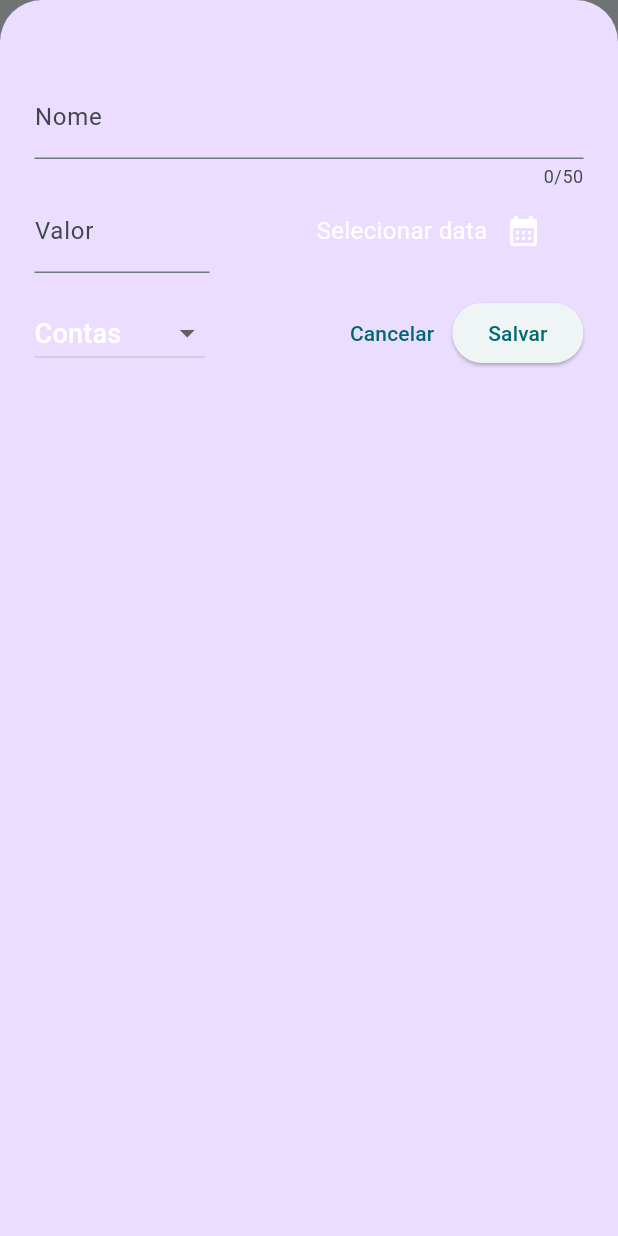
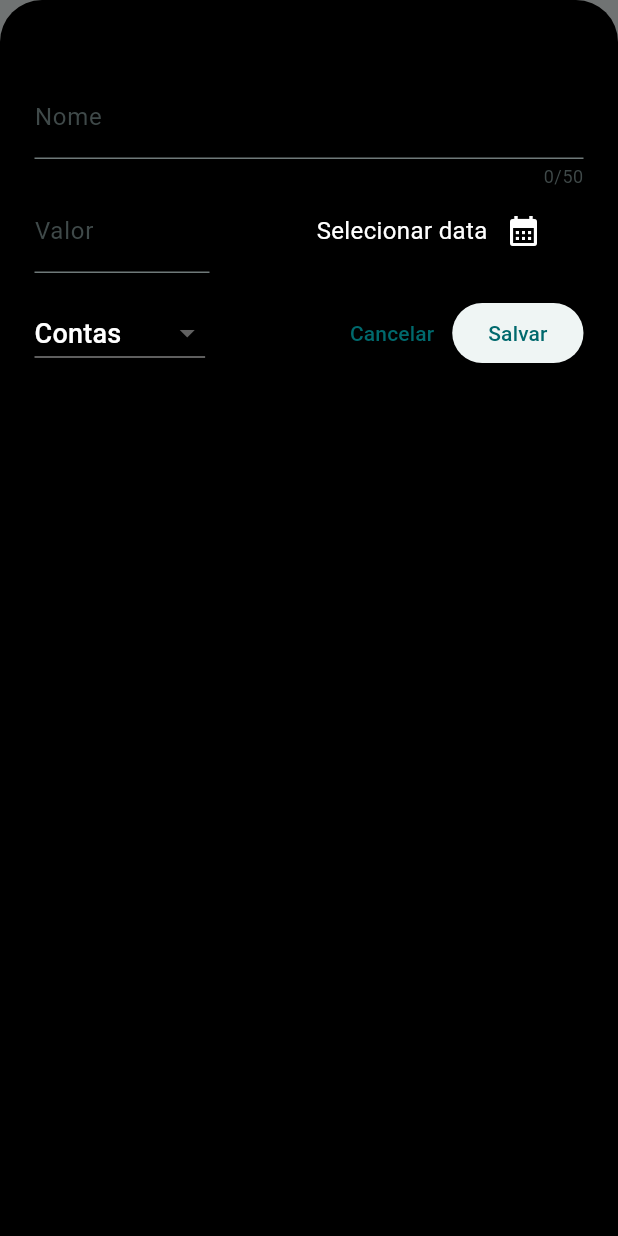
Before and after one commit to MSaJS/shadow_finces, a Flutter app: the screen it shows after launch, after a tap on the "add" icon, on a phone screen of 412 x 824 dp. Run offline on Flutter 3.47's test engine with Material 3 defaults, Android fonts, the phone set to English and light mode, and no system bars.

Commit message:
color changing achei uma solução

```diff
--- a/lib/main.dart
+++ b/lib/main.dart
@@ -18,6 +18,7 @@ var kDarkColorScheme = ColorScheme.fromSeed(
 void main() {
   runApp(MaterialApp(
     darkTheme: ThemeData.dark().copyWith(
+
       colorScheme: kDarkColorScheme,
       cardTheme: const CardTheme().copyWith(
         color: const Color(0xff1f5f61),
@@ -34,7 +35,11 @@ void main() {
               fontSize: 16,
             ),
           ),
+      bottomSheetTheme: ThemeData().bottomSheetTheme.copyWith(
+        backgroundColor: Colors.white
+      ),
     ),
+
     theme: ThemeData().copyWith(
       colorScheme: kColorScheme,
       cardTheme: const CardTheme().copyWith(
@@ -56,6 +61,9 @@ void main() {
             ),
           ),
       iconTheme: IconThemeData().copyWith(color: kColorScheme.onPrimaryContainer),
+      bottomSheetTheme: ThemeData().bottomSheetTheme.copyWith(
+        backgroundColor: Colors.black
+      ),
     ),
     home: const MyExpenses(),
   ));
--- a/lib/widgets/my_expenses.dart
+++ b/lib/widgets/my_expenses.dart
@@ -32,7 +32,6 @@ class _MyExpensesState extends State<MyExpenses> {
       isScrollControlled: true,
       context: context,
       builder: (ctx) => NewExpense(onAddExpense: _addExpense),
-      backgroundColor: ThemeData().colorScheme.copyWith().primaryContainer,
     );
   }
 
```
